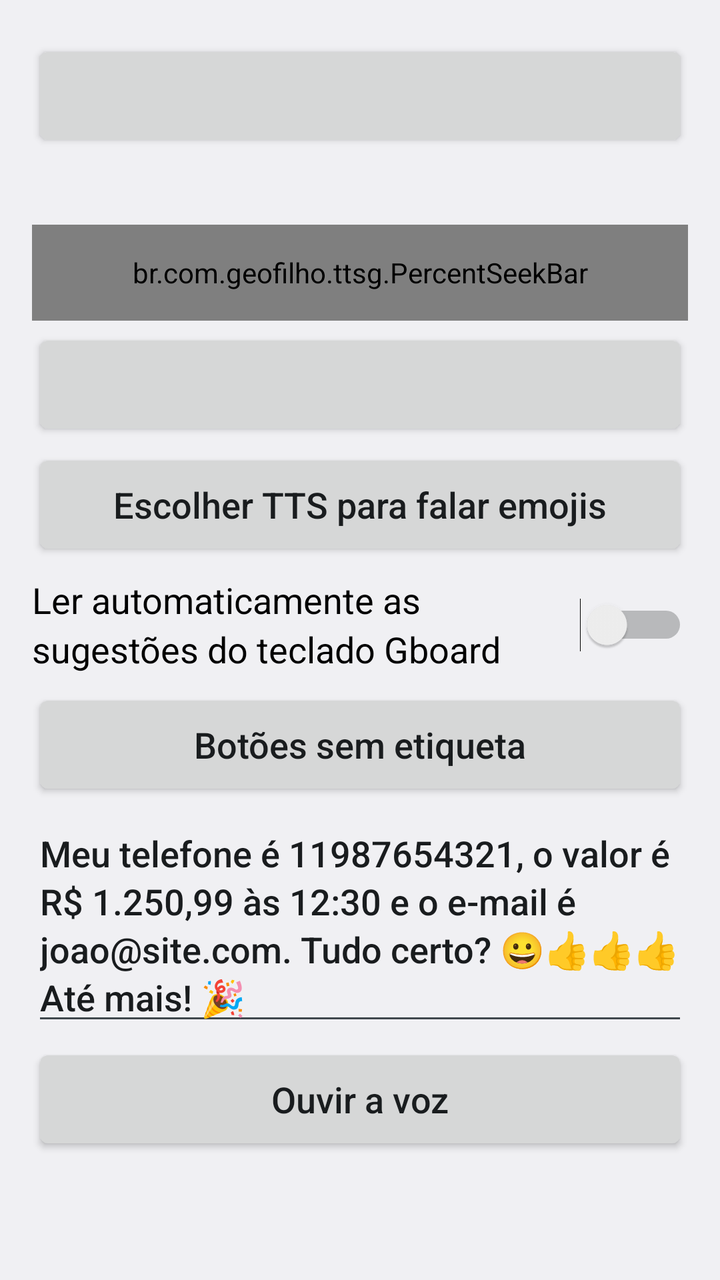
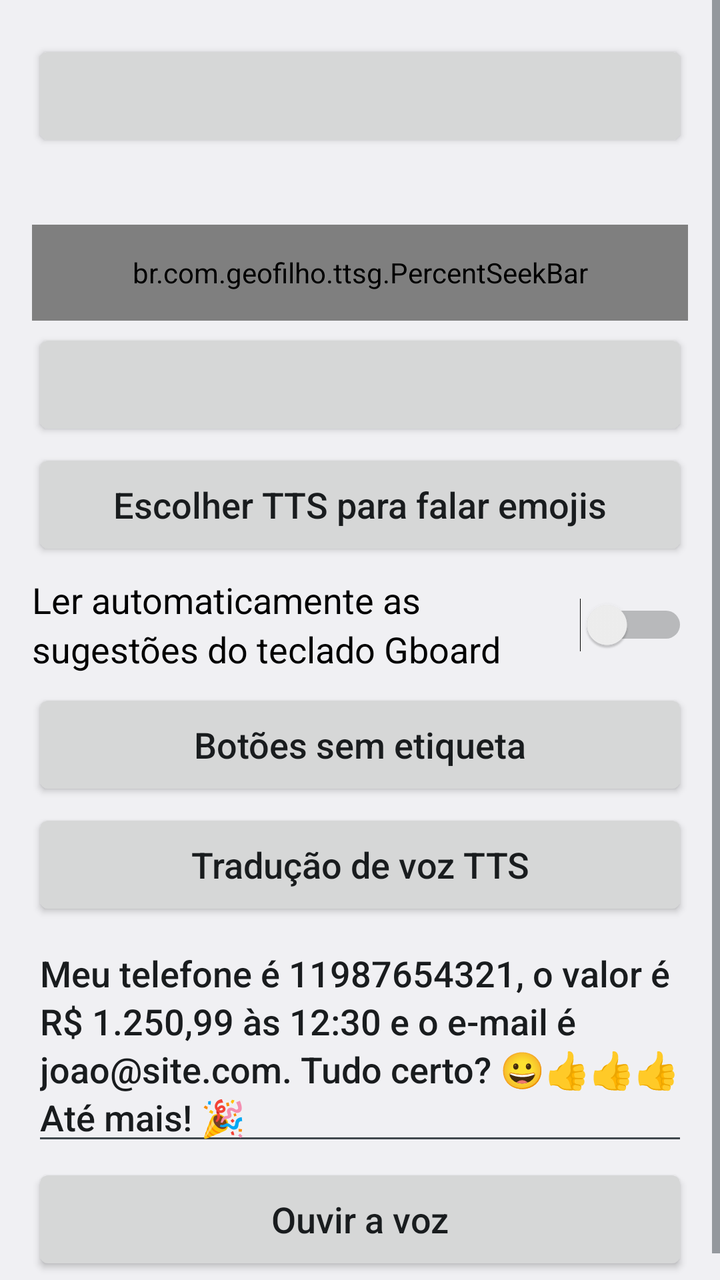

An Android layout rendered at two revisions. The XML below is the earlier revision; the diff shows what the commit changed to produce the second picture.
<!-- AndroidManifest.xml: application theme AppTheme -->
<!-- res/layout/activity_numbers.xml -->
<?xml version="1.0" encoding="utf-8"?>
<ScrollView xmlns:android="http://schemas.android.com/apk/res/android"
    android:layout_width="match_parent"
    android:layout_height="match_parent"
    android:fillViewport="true">

    <LinearLayout
        android:layout_width="match_parent"
        android:layout_height="wrap_content"
        android:orientation="vertical"
        android:padding="16dp">

        <Button
            android:id="@+id/btn_numbers"
            style="@style/Row" />

        <TextView
            android:id="@+id/lbl_number_rate"
            style="@style/SliderLabel" />

        <br.com.geofilho.ttsg.PercentSeekBar
            android:id="@+id/seek_number_rate"
            style="@style/Slider" />

        <Button
            android:id="@+id/btn_punctuation"
            style="@style/Row" />

        <Button
            android:id="@+id/btn_emoji"
            style="@style/Row"
            android:text="@string/emoji_voice" />

        <Switch
            android:id="@+id/switch_gboard"
            style="@style/Row"
            android:text="@string/gboard_switch" />

        <Button
            android:id="@+id/btn_unlabeled"
            style="@style/Row"
            android:text="@string/unlabeled_page" />

        <EditText
            android:id="@+id/edit_test"
            style="@style/Row"
            android:hint="@string/hint_test_text"
            android:importantForAutofill="no"
            android:inputType="textMultiLine|textCapSentences"
            android:text="@string/numbers_test_text" />

        <Button
            android:id="@+id/btn_test"
            style="@style/Row"
            android:text="@string/listen" />
    </LinearLayout>
</ScrollView>
<!-- resources referenced by this layout -->
<resources>
  <string name="emoji_voice">Escolher TTS para falar emojis</string>
  <string name="gboard_switch">Ler automaticamente as sugestões do teclado Gboard</string>
  <string name="hint_test_text">Texto para testar a voz</string>
  <string name="listen">Ouvir a voz</string>
  <string name="numbers_test_text">Meu telefone é 11987654321, o valor é R$ 1.250,99 às 12:30 e o e-mail é joao@site.com. Tudo certo? 😀👍👍👍 Até mais! 🎉</string>
  <string name="unlabeled_page">Botões sem etiqueta</string>
  <style name="Row">
          <item name="android:layout_width">match_parent</item>
          <item name="android:layout_height">wrap_content</item>
          <item name="android:minHeight">56dp</item>
          <item name="android:layout_marginTop">4dp</item>
          
          <item name="android:textSize">18sp</item>
          <item name="android:textAllCaps">false</item>
          <item name="android:lineSpacingMultiplier">1.15</item>
          <item name="android:textColorHint">?android:attr/textColorSecondary</item>
      </style>
  <style name="Slider">
          <item name="android:layout_width">match_parent</item>
          <item name="android:layout_height">48dp</item>
          <item name="android:max">100</item>
      </style>
  <style name="SliderLabel">
          <item name="android:layout_width">match_parent</item>
          <item name="android:layout_height">wrap_content</item>
          <item name="android:layout_marginTop">12dp</item>
          <item name="android:textSize">18sp</item>
          <item name="android:lineSpacingMultiplier">1.15</item>
          <item name="android:importantForAccessibility">no</item>
      </style>
  <style name="AppTheme" parent="android:Theme.Material.Light.DarkActionBar" />
</resources>

<!-- the commit's change to res/layout/activity_numbers.xml (unified diff, before → after) -->
@@ -41,6 +41,11 @@
             style="@style/Row"
             android:text="@string/unlabeled_page" />
 
+        <Button
+            android:id="@+id/btn_translation"
+            style="@style/Row"
+            android:text="@string/title_translation" />
+
         <EditText
             android:id="@+id/edit_test"
             style="@style/Row"
<!-- resource entries referenced after the edit -->
@@ -5,6 +5,7 @@
   <string name="hint_test_text">Texto para testar a voz</string>
   <string name="listen">Ouvir a voz</string>
   <string name="numbers_test_text">Meu telefone é 11987654321, o valor é R$ 1.250,99 às 12:30 e o e-mail é joao@site.com. Tudo certo? 😀👍👍👍 Até mais! 🎉</string>
+  <string name="title_translation">Tradução de voz TTS</string>
   <string name="unlabeled_page">Botões sem etiqueta</string>
   <style name="Row">
           <item name="android:layout_width">match_parent</item>
